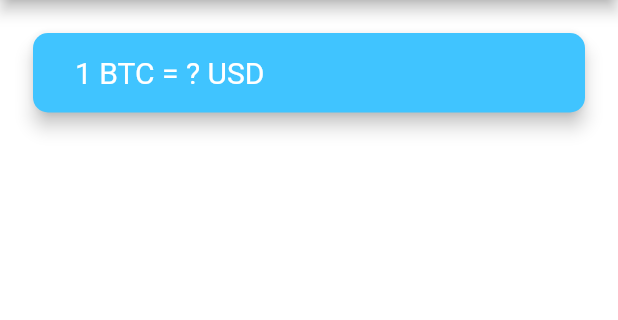
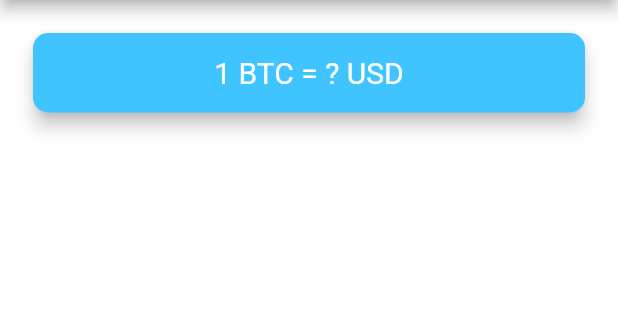
Before and after one commit to londonappbrewery/bitcoin-ticker-flutter, a Flutter app: the screen it shows after launch, on a phone screen of 412 x 824 dp, the part 84-404 px from its top. Run offline on Flutter 3.47's test engine with Material 2 defaults, Android fonts, the phone set to English and light mode, and no system bars.

Commit message:
Update price screen

```diff
--- a/lib/price_screen.dart
+++ b/lib/price_screen.dart
@@ -12,8 +12,7 @@ class _PriceScreenState extends State<PriceScreen> {
       appBar: AppBar(
         title: Text('🤑 Coin Ticker'),
       ),
-      body: SafeArea(
-        child: Column(
+      body: Column(
         mainAxisAlignment: MainAxisAlignment.spaceBetween,
         crossAxisAlignment: CrossAxisAlignment.stretch,
         children: <Widget>[
@@ -26,10 +25,10 @@ class _PriceScreenState extends State<PriceScreen> {
                 borderRadius: BorderRadius.circular(10.0),
               ),
               child: Padding(
-                  padding:
-                      EdgeInsets.symmetric(vertical: 15.0, horizontal: 28.0),
+                padding: EdgeInsets.symmetric(vertical: 15.0, horizontal: 28.0),
                 child: Text(
                   '1 BTC = ? USD',
+                  textAlign: TextAlign.center,
                   style: TextStyle(
                     fontSize: 20.0,
                     color: Colors.white,
@@ -47,7 +46,6 @@ class _PriceScreenState extends State<PriceScreen> {
           ),
         ],
       ),
-      ),
     );
   }
 }
```
Lines whose indentation alone changed are shown as unchanged.
